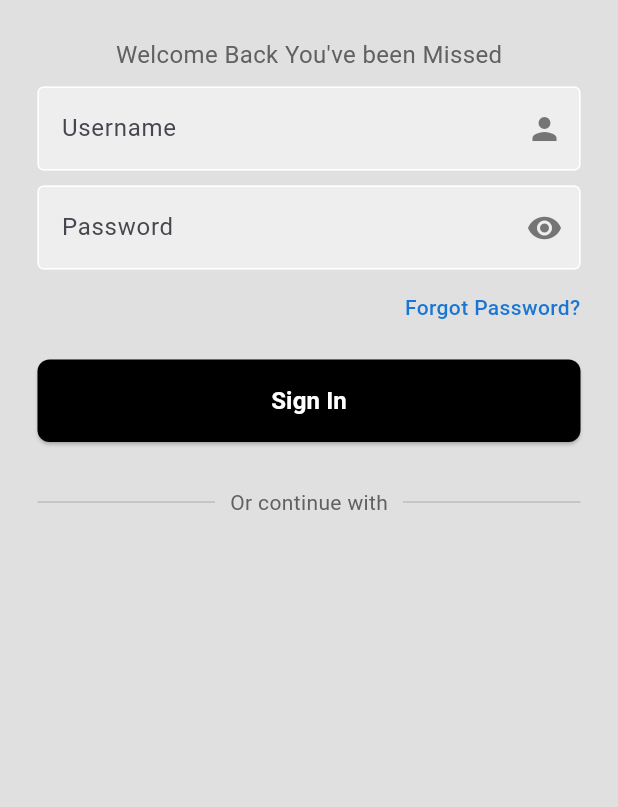
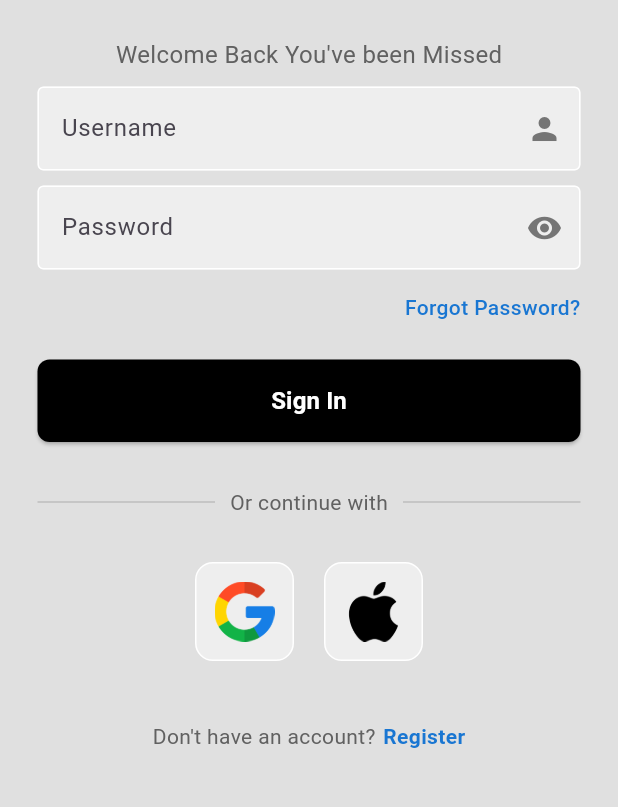
Before and after one commit to KedzeMcBride/EpiTrack, a Flutter app: the screen it shows after launch, on a phone screen of 412 x 824 dp, the part 188-995 px from its top. Run offline on Flutter 3.47's test engine with Material 3 defaults, Android fonts, the phone set to English and light mode, and no system bars.

Commit message:
beginning of user login and authentication

```diff
--- a/lib/Pages/login_page.dart
+++ b/lib/Pages/login_page.dart
@@ -101,9 +101,7 @@ class _LoginPageState extends State<LoginPage> {
                   children: [
                     GestureDetector(
                       onTap: () {
-
                         // Add your forgot password logic here
-
                         print('Forgot Password tapped');
                       },
                       child: Text(
@@ -128,9 +126,7 @@ class _LoginPageState extends State<LoginPage> {
                   width: double.infinity,
                   child: ElevatedButton(
                     onPressed: () {
-
                       // Add your sign in logic here
-
                       print('Sign In button pressed');
                     },
                     style: ElevatedButton.styleFrom(
@@ -185,9 +181,95 @@ class _LoginPageState extends State<LoginPage> {
                 ),
               ),
 
-              // google or apple
+              const SizedBox(height: 30),
+
+              // google or apple buttons
+              Padding(
+                padding: const EdgeInsets.symmetric(horizontal: 25),
+                child: Row(
+                  mainAxisAlignment: MainAxisAlignment.center,
+                  children: [
+                    // Google button
+                    GestureDetector(
+                      onTap: () {
+
+                        // Add Google sign in logic here
+
+                        print('Google sign in tapped');
+                      },
+                      child: Container(
+                        padding: EdgeInsets.all(12),
+                        decoration: BoxDecoration(
+                          border: Border.all(color: Colors.white),
+                          borderRadius: BorderRadius.circular(12),
+                          color: Colors.grey[200],
+                        ),
+                        child: Image.asset(
+                          'lib/images/google.png',
+                          height: 40,
+                          width: 40,
+                        ),
+                      ),
+                    ),
+
+                    const SizedBox(width: 20),
+
+                    // Apple button
+                    GestureDetector(
+                      onTap: () {
+
+                        // Add Apple sign in logic here
+
+                        print('Apple sign in tapped');
+                      },
+                      child: Container(
+                        padding: EdgeInsets.all(12),
+                        decoration: BoxDecoration(
+                          border: Border.all(color: Colors.white),
+                          borderRadius: BorderRadius.circular(12),
+                          color: Colors.grey[200],
+                        ),
+                        child: Image.asset(
+                          'lib/images/apple.png',
+                          height: 40,
+                          width: 40,
+                        ),
+                      ),
+                    ),
+                  ],
+                ),
+              ),
+
+              const SizedBox(height: 40),
 
               // register option
+              Row(
+                mainAxisAlignment: MainAxisAlignment.center,
+                children: [
+                  Text(
+                    "Don't have an account?",
+                    style: TextStyle(
+                      color: Colors.grey[700],
+                      fontSize: 14,
+                    ),
+                  ),
+                  const SizedBox(width: 5),
+                  GestureDetector(
+                    onTap: () {
+                      // Add your register navigation logic here
+                      print('Register tapped');
+                    },
+                    child: Text(
+                      'Register',
+                      style: TextStyle(
+                        color: Colors.blue[700],
+                        fontWeight: FontWeight.w600,
+                        fontSize: 14,
+                      ),
+                    ),
+                  ),
+                ],
+              ),
             ],
           ),
         ),
```
